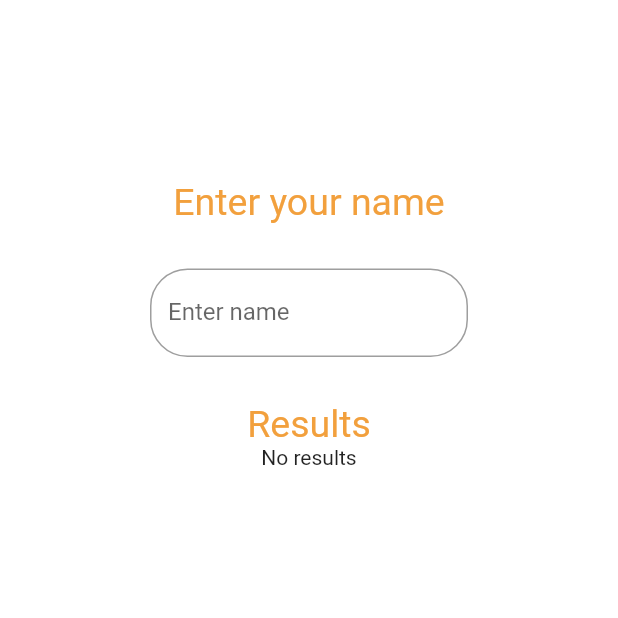
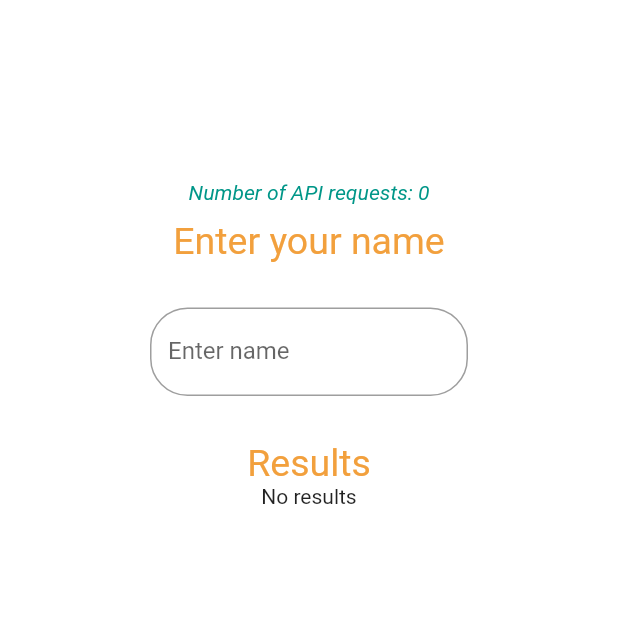
Before and after one commit to kosmas1991/nationality, a Flutter app: the screen it shows after launch, on a phone screen of 412 x 824 dp, the top half of it. Run offline on Flutter 3.47's test engine with Material 2 defaults, Android fonts, the phone set to English and light mode, and no system bars; our stand-ins replace bloc, equatable, flutter_bloc, transparent_image; Roboto replaces fonts that are missing (Poppins).

Commit message:
add number of requests

```diff
--- /dev/null
+++ b/lib/cubits/number_of_requests/number_of_requests_cubit.dart
@@ -0,0 +1,34 @@
+import 'dart:async';
+
+import 'package:bloc/bloc.dart';
+import 'package:equatable/equatable.dart';
+import 'package:nationality/cubits/nationality/nationality_cubit.dart';
+
+part 'number_of_requests_state.dart';
+
+class NumberOfRequestsCubit extends Cubit<NumberOfRequestsState> {
+  late final StreamSubscription streamSubscription;
+  final NationalityCubit nationalityCubit;
+  NumberOfRequestsCubit({required this.nationalityCubit})
+      : super(NumberOfRequestsState.initial()) {
+    streamSubscription =
+        nationalityCubit.stream.listen((NationalityState nationalityState) {
+      //emit(state.copyWith(requestsNumber: state.requestsNumber + 1));
+      addOne();
+    });
+  }
+
+  emitNewNumber(int newNumber) {
+    emit(state.copyWith(requestsNumber: newNumber));
+  }
+
+  addOne() {
+    emit(state.copyWith(requestsNumber: state.requestsNumber + 1));
+  }
+
+  @override
+  Future<void> close() {
+    streamSubscription.cancel();
+    return super.close();
+  }
+}
--- /dev/null
+++ b/lib/cubits/number_of_requests/number_of_requests_state.dart
@@ -0,0 +1,25 @@
+part of 'number_of_requests_cubit.dart';
+
+class NumberOfRequestsState extends Equatable {
+  final int requestsNumber;
+
+  NumberOfRequestsState({required this.requestsNumber});
+
+  factory NumberOfRequestsState.initial() {
+    return NumberOfRequestsState(requestsNumber: 0);
+  }
+
+  @override
+  List<Object> get props => [requestsNumber];
+
+  NumberOfRequestsState copyWith({
+    int? requestsNumber,
+  }) {
+    return NumberOfRequestsState(
+      requestsNumber: requestsNumber ?? this.requestsNumber,
+    );
+  }
+
+  @override
+  bool get stringify => true;
+}
--- a/lib/main.dart
+++ b/lib/main.dart
@@ -2,6 +2,7 @@ import 'dart:convert';
 import 'package:http/http.dart' as http;
 import 'package:flutter/material.dart';
 import 'package:nationality/cubits/nationality/nationality_cubit.dart';
+import 'package:nationality/cubits/number_of_requests/number_of_requests_cubit.dart';
 import 'package:nationality/models/nationality.dart';
 import 'package:flutter_bloc/flutter_bloc.dart';
 import 'package:transparent_image/transparent_image.dart';
@@ -15,8 +16,16 @@ class MyApp extends StatelessWidget {
       return Color(int.parse(code.substring(1, 7), radix: 16) + 0xFF000000);
     }
 
-    return BlocProvider<NationalityCubit>(
-      create: (context) => NationalityCubit(),
+    return MultiBlocProvider(
+      providers: [
+        BlocProvider<NationalityCubit>(
+          create: (context) => NationalityCubit(),
+        ),
+        BlocProvider<NumberOfRequestsCubit>(
+          create: (context) => NumberOfRequestsCubit(
+              nationalityCubit: context.read<NationalityCubit>()),
+        ),
+      ],
       child: MaterialApp(
           debugShowCheckedModeBanner: false,
           title: "Find the nationality",
@@ -28,6 +37,10 @@ class MyApp extends StatelessWidget {
                     child: Center(
                         child: Column(children: [
                       Padding(padding: EdgeInsets.only(top: 20.0)),
+                      TextNumberOfRequests(),
+                      SizedBox(
+                        height: 10,
+                      ),
                       Text(
                         'Enter your name',
                         style: TextStyle(
@@ -86,6 +99,20 @@ class MyApp extends StatelessWidget {
   }
 }
 
+class TextNumberOfRequests extends StatelessWidget {
+  const TextNumberOfRequests({
+    super.key,
+  });
+
+  @override
+  Widget build(BuildContext context) {
+    return Text(
+      'Number of API requests: ${context.watch<NumberOfRequestsCubit>().state.requestsNumber}',
+      style: TextStyle(color: Colors.teal, fontStyle: FontStyle.italic),
+    );
+  }
+}
+
 class Forma extends StatelessWidget {
   const Forma({
     super.key,
```
Also changed, not shown: lib/cubits/name/name_cubit.dart (deleted, +0 -12 lines), lib/cubits/name/name_state.dart (deleted, +0 -26 lines).
